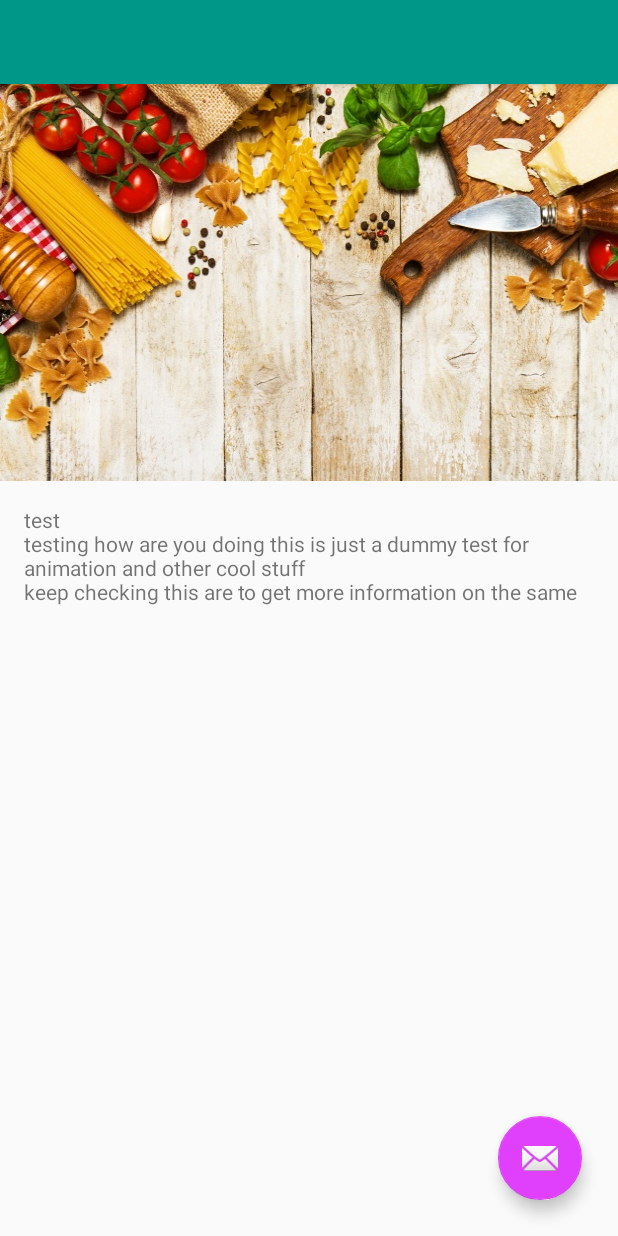
After one commit to dilipkumar4813/Android-xyz-reader, an Android app: the TestActivity screen opened directly, with no data from a screen before it, on a phone screen of 412 x 824 dp. The commit adds this screen. Run offline under Robolectric (Android 15) with nearby library versions, the phone set to English and light mode, and no system bars.

Commit message:
Test activity to implement explode and slide transitions for v21 List layout change to various configurations Constraint layout library dependency Optimization of the list activity

```diff
--- a/XYZReader/build.gradle
+++ b/XYZReader/build.gradle
@@ -22,6 +22,7 @@ dependencies {
     compile "com.android.support:recyclerview-v7:$androidSupportVersion"
     compile "com.android.support:cardview-v7:$androidSupportVersion"
     compile "com.android.support:design:$androidSupportVersion"
+    compile files('libs/volley.jar')
     compile 'com.squareup.okhttp3:okhttp:3.1.2'
-    compile files('libs/volley.jar')
+    compile 'com.android.support.constraint:constraint-layout:1.0.2'
 }
--- a/XYZReader/src/main/AndroidManifest.xml
+++ b/XYZReader/src/main/AndroidManifest.xml
@@ -1,3 +1,4 @@
+<?xml version="1.0" encoding="utf-8"?>
 <manifest xmlns:android="http://schemas.android.com/apk/res/android"
     package="com.example.xyzreader"
     android:versionCode="1"
@@ -13,36 +14,44 @@
         android:icon="@mipmap/ic_launcher"
         android:label="@string/app_name"
         android:theme="@style/Theme.Bacon">
-
         <activity
             android:name=".ui.ArticleListActivity"
             android:label="@string/app_name">
             <intent-filter>
                 <action android:name="android.intent.action.MAIN" />
+
                 <category android:name="android.intent.category.LAUNCHER" />
             </intent-filter>
         </activity>
-
         <activity
             android:name=".ui.ArticleDetailActivity"
             android:parentActivityName=".ui.ArticleListActivity">
             <intent-filter>
                 <action android:name="android.intent.action.VIEW" />
+
                 <category android:name="android.intent.category.DEFAULT" />
+
                 <data android:mimeType="vnd.android.cursor.item/vnd.com.example.xyzreader.items" />
             </intent-filter>
+
             <meta-data
                 android:name="android.support.PARENT_ACTIVITY"
                 android:value=".ui.ArticleListActivity" />
         </activity>
 
-        <service android:name=".data.UpdaterService"
+        <service
+            android:name=".data.UpdaterService"
             android:exported="false" />
 
-        <provider android:name=".data.ItemsProvider"
+        <provider
+            android:name=".data.ItemsProvider"
             android:authorities="com.example.xyzreader"
             android:exported="false" />
 
+        <activity
+            android:name=".ui.TestActivity"
+            android:label="@string/title_activity_test"
+            android:theme="@style/Theme.Bacon"></activity>
     </application>
 
 </manifest>
--- a/XYZReader/src/main/java/com/example/xyzreader/ui/ArticleListActivity.java
+++ b/XYZReader/src/main/java/com/example/xyzreader/ui/ArticleListActivity.java
@@ -136,10 +136,14 @@ public class ArticleListActivity extends AppCompatActivity implements
                 public void onClick(View view) {
                     if (android.os.Build.VERSION.SDK_INT >= android.os.Build.VERSION_CODES.LOLLIPOP) {
                         Bundle bundle = ActivityOptions
-                                .makeSceneTransitionAnimation(ArticleListActivity.this).toBundle();
+                                .makeSceneTransitionAnimation(ArticleListActivity.this)
+                                .makeSceneTransitionAnimation(ArticleListActivity.this,
+                                        vh.thumbnailView,
+                                        vh.thumbnailView.getTransitionName()).toBundle();
+                        startActivity(new Intent(ArticleListActivity.this, TestActivity.class), bundle);
                     }
-                    startActivity(new Intent(Intent.ACTION_VIEW,
-                            ItemsContract.Items.buildItemUri(getItemId(vh.getAdapterPosition()))));
+                    /*startActivity(new Intent(Intent.ACTION_VIEW,
+                            ItemsContract.Items.buildItemUri(getItemId(vh.getAdapterPosition()))));*/
                 }
             });
             return vh;
--- /dev/null
+++ b/XYZReader/src/main/java/com/example/xyzreader/ui/TestActivity.java
@@ -0,0 +1,44 @@
+package com.example.xyzreader.ui;
+
+import android.os.Bundle;
+import android.support.design.widget.FloatingActionButton;
+import android.support.design.widget.Snackbar;
+import android.support.v7.app.AppCompatActivity;
+import android.support.v7.widget.Toolbar;
+import android.transition.Slide;
+import android.view.Gravity;
+import android.view.View;
+import android.view.animation.AccelerateDecelerateInterpolator;
+import android.view.animation.DecelerateInterpolator;
+
+import com.example.xyzreader.R;
+
+public class TestActivity extends AppCompatActivity {
+
+    @Override
+    protected void onCreate(Bundle savedInstanceState) {
+        super.onCreate(savedInstanceState);
+        setContentView(R.layout.activity_test);
+
+        if (android.os.Build.VERSION.SDK_INT >= android.os.Build.VERSION_CODES.LOLLIPOP) {
+            Slide slide = new Slide(Gravity.RIGHT);
+            slide.setDuration(400);
+            slide.addTarget(R.id.tvTest);
+            slide.setInterpolator(new DecelerateInterpolator());
+            getWindow().setEnterTransition(slide);
+        }
+
+        Toolbar toolbar = (Toolbar) findViewById(R.id.toolbar);
+        setSupportActionBar(toolbar);
+
+        FloatingActionButton fab = (FloatingActionButton) findViewById(R.id.fab);
+        fab.setOnClickListener(new View.OnClickListener() {
+            @Override
+            public void onClick(View view) {
+                Snackbar.make(view, "Replace with your own action", Snackbar.LENGTH_LONG)
+                        .setAction("Action", null).show();
+            }
+        });
+    }
+
+}
--- /dev/null
+++ b/XYZReader/src/main/res/layout/activity_test.xml
@@ -0,0 +1,35 @@
+<?xml version="1.0" encoding="utf-8"?>
+<android.support.design.widget.CoordinatorLayout xmlns:android="http://schemas.android.com/apk/res/android"
+    xmlns:app="http://schemas.android.com/apk/res-auto"
+    xmlns:tools="http://schemas.android.com/tools"
+    android:layout_width="match_parent"
+    android:layout_height="match_parent"
+    tools:context="com.example.xyzreader.ui.TestActivity">
+
+    <android.support.design.widget.AppBarLayout
+        android:id="@+id/app_bar"
+        android:layout_width="match_parent"
+        android:layout_height="@dimen/app_bar_height"
+        android:fitsSystemWindows="true"
+        android:theme="@style/ThemeOverlay.AppCompat.Dark.ActionBar">
+
+            <android.support.v7.widget.Toolbar
+                android:id="@+id/detail_toolbar"
+                android:layout_width="match_parent"
+                android:layout_height="?attr/actionBarSize"
+                app:layout_collapseMode="pin"
+                app:popupTheme="@style/ThemeOverlay.AppCompat.Light" />
+
+    </android.support.design.widget.AppBarLayout>
+
+    <include layout="@layout/content_test" />
+
+    <android.support.design.widget.FloatingActionButton
+        android:id="@+id/fab"
+        android:layout_width="wrap_content"
+        android:layout_height="wrap_content"
+        android:layout_gravity="bottom|end"
+        android:layout_margin="@dimen/fab_margin"
+        app:srcCompat="@android:drawable/ic_dialog_email" />
+
+</android.support.design.widget.CoordinatorLayout>
--- /dev/null
+++ b/XYZReader/src/main/res/layout/content_test.xml
@@ -0,0 +1,28 @@
+<?xml version="1.0" encoding="utf-8"?>
+<LinearLayout xmlns:android="http://schemas.android.com/apk/res/android"
+    xmlns:app="http://schemas.android.com/apk/res-auto"
+    xmlns:tools="http://schemas.android.com/tools"
+    android:layout_width="match_parent"
+    android:layout_height="match_parent"
+    android:orientation="vertical"
+    app:layout_behavior="@string/appbar_scrolling_view_behavior"
+    tools:context="com.example.xyzreader.ui.TestActivity"
+    tools:showIn="@layout/activity_test">
+
+    <ImageView
+        android:id="@+id/iv_recipe_image"
+        android:layout_width="match_parent"
+        android:layout_height="wrap_content"
+        android:background="@drawable/food_banner"
+        android:contentDescription="@string/app_name"
+        android:scaleType="centerCrop"
+        android:transitionName="scollImage" />
+
+    <TextView
+        android:id="@+id/tvTest"
+        android:layout_width="match_parent"
+        android:layout_height="wrap_content"
+        android:padding="@dimen/keyline_1"
+        android:text="test\ntesting how are you doing this is just a dummy test for animation and other cool stuff\nkeep checking this are to get more information on the same" />
+
+</LinearLayout>
--- a/XYZReader/src/main/res/layout/list_item_article.xml
+++ b/XYZReader/src/main/res/layout/list_item_article.xml
@@ -19,7 +19,8 @@
         <com.example.xyzreader.ui.DynamicHeightNetworkImageView
             android:id="@+id/thumbnail"
             android:layout_width="match_parent"
-            android:layout_height="100dp"
+            android:layout_height="wrap_content"
+            android:transitionName="scollImage"
             android:background="@color/dividerAndPlaceholder"
             android:scaleType="centerCrop" />
 
--- a/XYZReader/src/main/res/transition/explode.xml
+++ b/XYZReader/src/main/res/transition/explode.xml
@@ -1,4 +1,5 @@
 <?xml version="1.0" encoding="utf-8"?>
-<explode xmlns:android="http://schemas.android.com/apk/res/android">
+<explode xmlns:android="http://schemas.android.com/apk/res/android"
+    android:duration="400">
 
 </explode>
--- a/XYZReader/src/main/res/values-land/macro_layout.xml
+++ b/XYZReader/src/main/res/values-land/macro_layout.xml
@@ -2,4 +2,5 @@
     <!-- detail -->
     <dimen name="detail_photo_height">224dp</dimen>
     <dimen name="detail_inner_horiz_margin">112dp</dimen>
+    <integer name="list_column_count">3</integer>
 </resources>
--- a/XYZReader/src/main/res/values-sw600dp-land/macro_layout.xml
+++ b/XYZReader/src/main/res/values-sw600dp-land/macro_layout.xml
@@ -4,4 +4,5 @@
 
     <dimen name="detail_photo_height">600dp</dimen>
     <dimen name="detail_card_top_margin">256dp</dimen>
+    <integer name="list_column_count">3</integer>
 </resources>
--- a/XYZReader/src/main/res/values-sw600dp/macro_layout.xml
+++ b/XYZReader/src/main/res/values-sw600dp/macro_layout.xml
@@ -6,4 +6,5 @@
     <dimen name="detail_metabar_vert_padding">32dp</dimen>
     <dimen name="detail_metabar_title_bottom_padding">8dp</dimen>
     <dimen name="detail_body_bottom_margin">96dp</dimen>
+    <integer name="list_column_count">3</integer>
 </resources>
--- a/XYZReader/src/main/res/values-v21/styles.xml
+++ b/XYZReader/src/main/res/values-v21/styles.xml
@@ -6,6 +6,7 @@
         <item name="colorPrimaryDark">@color/colorPrimaryDark</item>
         <item name="colorAccent">@color/colorAccent</item>
         <item name="android:windowExitTransition">@transition/explode</item>
+        <item name="android:windowContentTransitions">true</item>
     </style>
 
     <style name="Theme.Bacon.Detail">
--- a/XYZReader/src/main/res/values/strings.xml
+++ b/XYZReader/src/main/res/values/strings.xml
@@ -9,5 +9,6 @@
 
     <string name="up">Up</string>
     <string name="by">by</string>
+    <string name="title_activity_test">TestActivity</string>
 
 </resources>
--- a/XYZReader/src/main/res/values/styles.xml
+++ b/XYZReader/src/main/res/values/styles.xml
@@ -23,4 +23,8 @@
         <item name="colorAccent">@color/colorAccent</item>
     </style>
 
+    <style name="Theme.Bacon.AppBarOverlay" parent="ThemeOverlay.AppCompat.Dark.ActionBar" />
+
+    <style name="Theme.Bacon.PopupOverlay" parent="ThemeOverlay.AppCompat.Light" />
+
 </resources>
```
Also changed, not shown: XYZReader/src/main/res/drawable-nodpi/food_banner.jpg (added).
